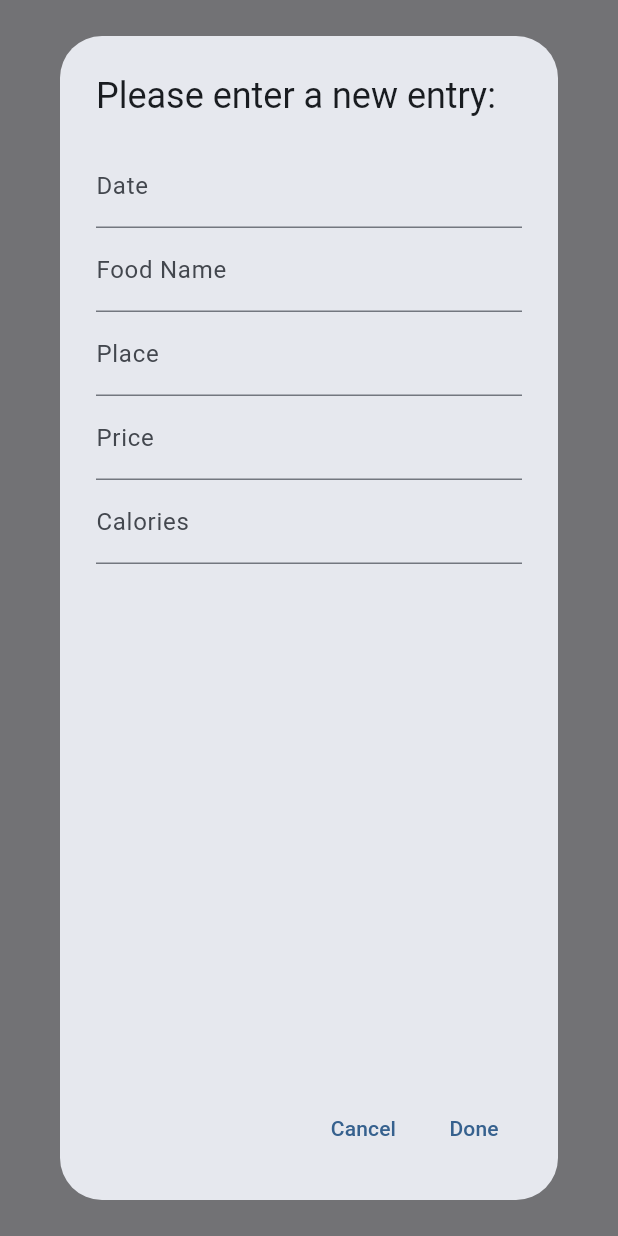
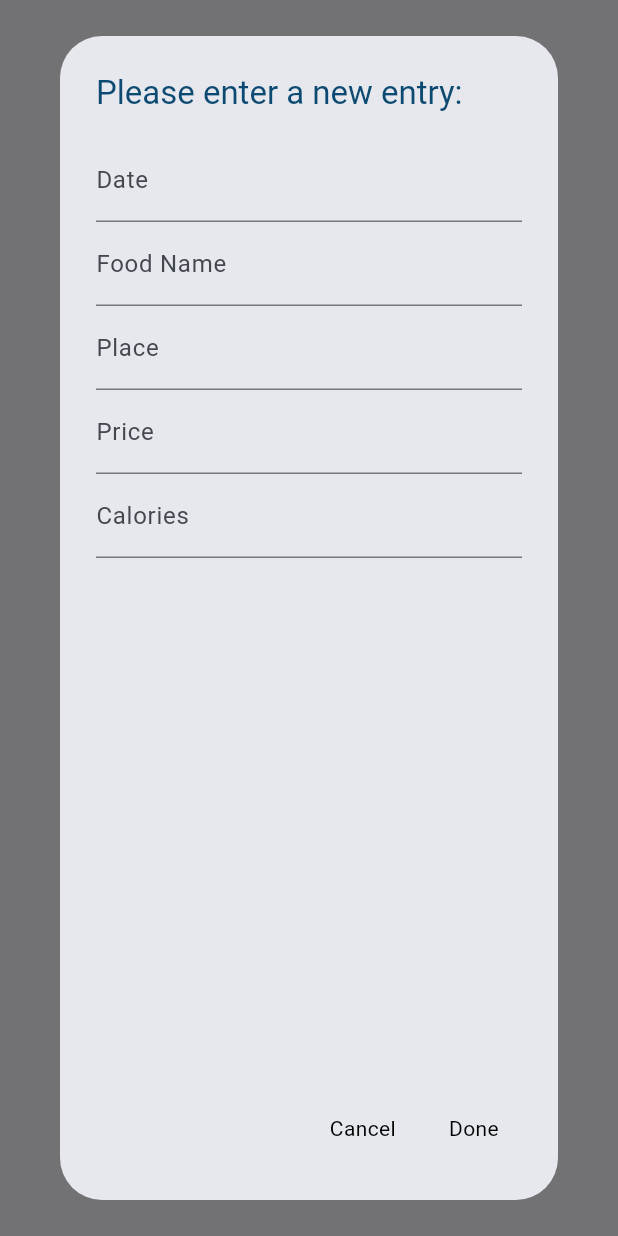
Before and after one commit to JackChen890311/Diet-Tracker-Frontend, a Flutter app: what showAddEntryDialog() shows on an empty page, opened directly, on a phone screen of 412 x 824 dp. Run offline on Flutter 3.47's test engine with Material 3 defaults, Android fonts, the phone set to English and light mode, and no system bars; our stand-ins replace email_validator, fl_chart, page_transition.

Commit message:
Add chart and utils/style

```diff
--- /dev/null
+++ b/lib/utils/style.dart
@@ -0,0 +1,54 @@
+import 'package:flutter/material.dart';
+
+class CustomColor {
+  static const Color white = Colors.white;
+  static const Color black = Colors.black;
+  static const Color darkBlue = Color(0xff0D4A71);
+  static const Color lightBlue = Colors.blue;
+  static const Color darkRed = Color(0xffB71C1C);
+  static const Color lightRed = Colors.red;
+}
+
+class CustomText extends StatelessWidget {
+  final String label;
+  final Color? color;
+  final String type;
+  final String? align;
+
+  const CustomText(
+      {super.key,
+      required this.label,
+      this.color = Colors.black,
+      this.type = 'none',
+      this.align = 'center'});
+
+  TextStyle? getTextStyle(String type, BuildContext context) {
+    switch (type) {
+      case 'displayLarge':
+        return Theme.of(context).textTheme.displayLarge;
+      case 'displayMedium':
+        return Theme.of(context).textTheme.displayMedium;
+      case 'displaySmall':
+        return Theme.of(context).textTheme.displaySmall;
+      case 'titleLarge':
+        return Theme.of(context).textTheme.titleLarge;
+      case 'titleMedium':
+        return Theme.of(context).textTheme.titleMedium;
+      case 'titleSmall':
+        return Theme.of(context).textTheme.titleSmall;
+      case 'bodyLarge':
+        return Theme.of(context).textTheme.bodyLarge;
+      case 'bodySmall':
+        return Theme.of(context).textTheme.bodySmall;
+      default:
+        return Theme.of(context).textTheme.bodyMedium;
+    }
+  }
+
+  @override
+  Widget build(BuildContext context) {
+    return Text(label,
+        textAlign: (align == 'left' ? TextAlign.left : TextAlign.center),
+        style: getTextStyle(type, context)!.merge(TextStyle(color: color)));
+  }
+}
--- a/lib/widgets/entry_input.dart
+++ b/lib/widgets/entry_input.dart
@@ -1,4 +1,5 @@
 import 'package:flutter/material.dart';
+import 'package:diet_tracker/utils/style.dart';
 
 bool submitLoginForm(formKey) {
     if (!formKey.currentState!.validate()) {
@@ -10,6 +11,10 @@ bool submitLoginForm(formKey) {
       formKey.currentState?.save();
       return true;
     }
+
+    // debug
+    // formKey.currentState?.save();
+    // return true;
 }
 
 Future<dynamic> showAddEntryDialog(BuildContext context) {
@@ -25,7 +30,9 @@ Future<dynamic> showAddEntryDialog(BuildContext context) {
       context: context,
       builder: (context) {
         return AlertDialog(
-          title: const Text('Please enter a new entry:'),
+          title: const CustomText(
+            label: 'Please enter a new entry:', color: CustomColor.darkBlue,
+            type: 'titleLarge', align: 'left',),
           content: SizedBox(
             width: size.width * 0.8,
             height: size.height * 0.8,
@@ -91,14 +98,14 @@ Future<dynamic> showAddEntryDialog(BuildContext context) {
           ),
           actions: <Widget>[
             TextButton(
-              child: const Text('Cancel'),
+              child: const CustomText(label: 'Cancel'),
               onPressed: () {
                 Map emptyEntry = {};
                 Navigator.pop(context, emptyEntry);
               },
             ),
             TextButton(
-              child: const Text('Done'),
+              child: const CustomText(label: 'Done'),
               onPressed: () {
                 var check = submitLoginForm(formKey);
                 if (check) {
--- a/pubspec.yaml
+++ b/pubspec.yaml
@@ -37,6 +37,7 @@ dependencies:
   cupertino_icons: ^1.0.6
   page_transition: ^2.1.0
   email_validator: ^2.1.17
+  fl_chart: ^0.67.0
 
 dev_dependencies:
   flutter_test:
```
Also changed, not shown: lib/main.dart (+6 -3 lines), lib/pages/account.dart (+4 -4 lines), lib/pages/chart.dart (added, +39 -0 lines), lib/pages/home.dart (+9 -11 lines), lib/widgets/app_bar.dart (+26 -9 lines), lib/widgets/chart.dart (added, +75 -0 lines), lib/widgets/food_card.dart (+12 -12 lines), pubspec.lock.
